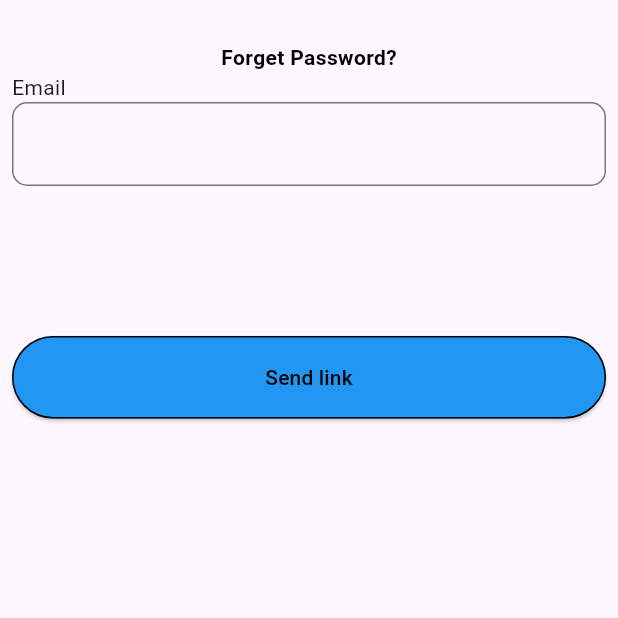
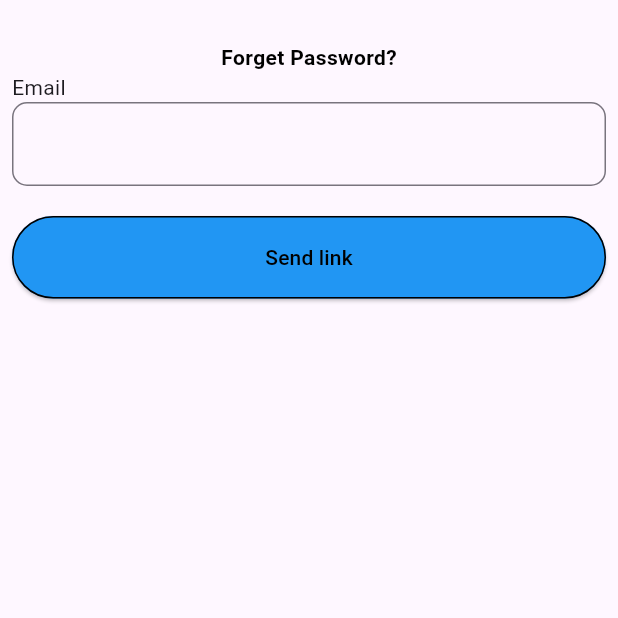
Before and after one commit to Nandana-AT/registration_app_flutter, a Flutter app: the ForgetPassword screen opened directly, on a phone screen of 412 x 824 dp, the top half of it. Run offline on Flutter 3.47's test engine with Material 3 defaults, Android fonts, the phone set to English and light mode, and no system bars; our stand-ins replace firebase_auth, firebase_core; accounts and stored records are empty.

Commit message:
forget password done

```diff
--- a/lib/forget_password.dart
+++ b/lib/forget_password.dart
@@ -1,7 +1,16 @@
 import 'package:flutter/material.dart';
+import 'package:registration_app_flutter/sevices.dart';
 
-class ForgetPassword extends StatelessWidget {
+class ForgetPassword extends StatefulWidget {
   const ForgetPassword({super.key});
+
+  @override
+  State<ForgetPassword> createState() => _ForgetPasswordState();
+}
+
+class _ForgetPasswordState extends State<ForgetPassword> {
+  TextEditingController emailcontroller =TextEditingController();
+
 
   @override
   Widget build(BuildContext context) {
@@ -15,18 +24,19 @@ class ForgetPassword extends StatelessWidget {
             ),
             ),
             Align(alignment: Alignment.topLeft, child: Text("Email")),
-              TextField(
+              TextField(controller: emailcontroller,
                 decoration: InputDecoration(
                   border: OutlineInputBorder(
                     borderRadius: BorderRadius.circular(10),
                   ),
                 ),
               ),
-              SizedBox(height: 100),
+             SizedBox(height: 20,),
               SizedBox(height: 55,
+
                 width:double.infinity,
                 child: ElevatedButton(
-                  onPressed: () {},
+                  onPressed: () {forgetPassword(email: emailcontroller.text,context: context);},
                   child: Text("Send link"),
                   style: ElevatedButton.styleFrom(
                     backgroundColor: Colors.blue,
--- a/lib/login.dart
+++ b/lib/login.dart
@@ -52,7 +52,7 @@ class _loginState extends State<login> {
                 decoration: InputDecoration(border: OutlineInputBorder(borderRadius: BorderRadius.circular(10))),),
               GestureDetector(
                 onTap: () {
-                  Navigator.push(context, MaterialPageRoute(builder: (context) => ForgetPassword(),));
+                  Navigator.push(context, MaterialPageRoute(builder: (context) =>ForgetPassword(),));
                 },
                 child: Align(alignment: Alignment.topRight,child: Text("forget password?"),)),
               SizedBox(height: 100),
```
Also changed, not shown: lib/sevices.dart (+49 -13 lines).
